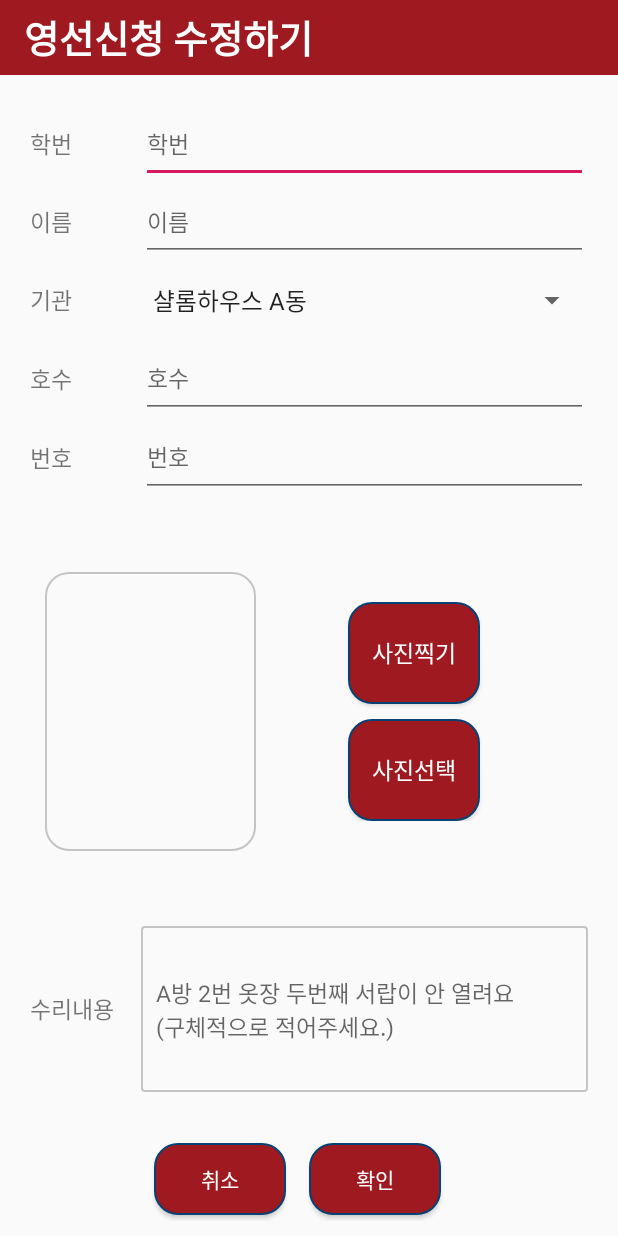
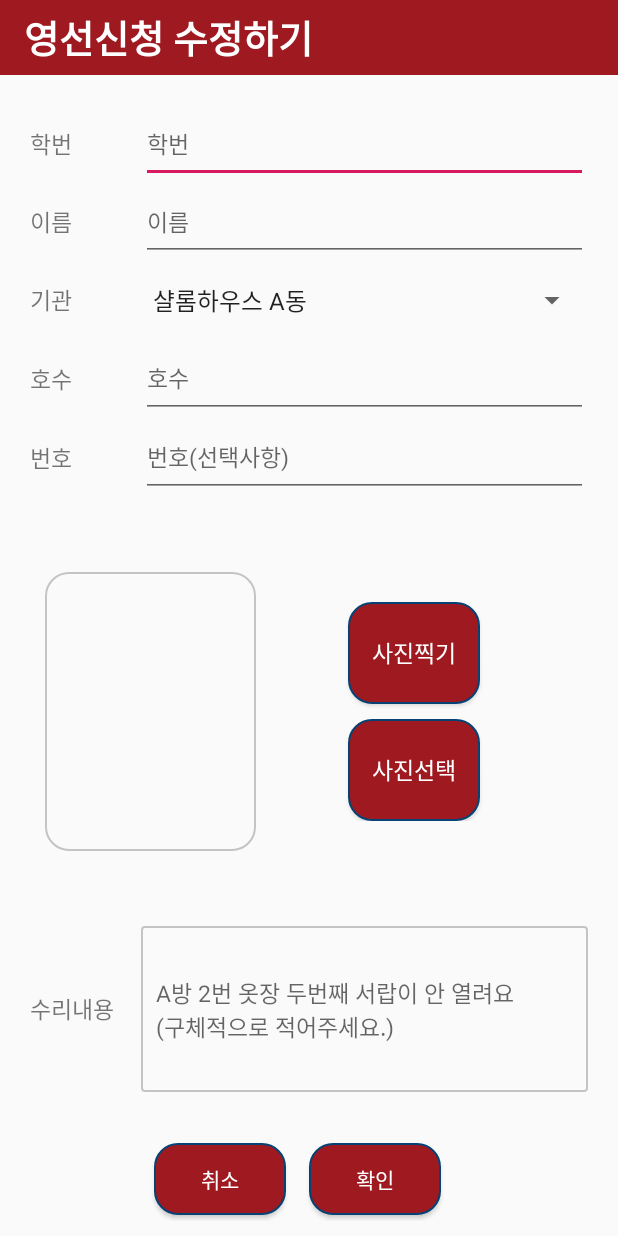
Before and after one commit to vimpizz/FixSWU, an Android app: the ModifyWriteActivity screen opened directly, with no data from a screen before it, on a phone screen of 412 x 824 dp. Run offline under Robolectric (Android 15) with nearby library versions, the phone set to English and light mode, and no system bars; our stand-ins replace Firebase (no records; nobody signed in at launch, a user with empty details on screens opened directly); 1 statement that could not run was skipped.

Commit message:
레이아웃 수정

```diff
--- a/app/src/main/java/com/swu/cho4/fixswu/ModifyWriteActivity.java
+++ b/app/src/main/java/com/swu/cho4/fixswu/ModifyWriteActivity.java
@@ -142,10 +142,10 @@ public class ModifyWriteActivity extends AppCompatActivity {
                     Toast.makeText(getApplicationContext(),"호수를 입력하세요",Toast.LENGTH_SHORT).show();
                     return;
                 }
-                else if(TextUtils.isEmpty(mEdtDeskNum.getText().toString())){
+/*                else if(TextUtils.isEmpty(mEdtDeskNum.getText().toString())){
                     Toast.makeText(getApplicationContext(),"번호를 입력하세요",Toast.LENGTH_SHORT).show();
                     return;
-                }
+                }*/
                 else if(TextUtils.isEmpty(mEdtContent.getText().toString())){
                     Toast.makeText(getApplicationContext(),"수리내용을 입력하세요",Toast.LENGTH_SHORT).show();
                     return;
@@ -160,6 +160,7 @@ public class ModifyWriteActivity extends AppCompatActivity {
                     @Override
                     public void onClick(DialogInterface dialogInterface, int i) {
                         if(mBoardBean!=null){
+                            Toast.makeText(getApplicationContext(),"Loading...", Toast.LENGTH_SHORT).show();
                             update();
                         }
                     }
--- a/app/src/main/res/layout/activity_admin_write.xml
+++ b/app/src/main/res/layout/activity_admin_write.xml
@@ -229,7 +229,8 @@
             android:hint="코멘트를 입력해주세요."
             android:textSize="15dp"
             android:inputType="textMultiLine"
-            android:maxLines="3" />
+            android:maxLines="3"
+            android:paddingLeft="10dp"/>
 
     </LinearLayout>
 
--- a/app/src/main/res/layout/activity_detail_board.xml
+++ b/app/src/main/res/layout/activity_detail_board.xml
@@ -271,7 +271,8 @@
             android:fontFamily="@font/kopubdotumbold"
             android:textSize="15dp"
             android:gravity="center|left"
-            android:background="@drawable/picture_box"/>
+            android:background="@drawable/square_box"
+            android:paddingLeft="10dp"/>
 
         <LinearLayout
             android:layout_width="0dp"
--- a/app/src/main/res/layout/activity_modify_write.xml
+++ b/app/src/main/res/layout/activity_modify_write.xml
@@ -162,7 +162,7 @@
                 android:layout_weight="8"
                 android:layout_height="match_parent"
                 android:ems="10"
-                android:hint="번호"
+                android:hint="번호(선택사항)"
                 android:inputType="textPersonName"
                 android:maxLines="1"
                 android:gravity="center|left"
@@ -181,11 +181,11 @@
         <ImageView
             android:id="@+id/imgWriteModify"
             android:layout_width="0dp"
+            android:layout_height="match_parent"
             android:layout_weight="2"
-            android:layout_height="match_parent"
+            android:contextClickable="false"
             android:scaleType="fitCenter"
-            android:src="@drawable/picture_box"
-            />
+            android:src="@drawable/picture_box" />
 
 
         <LinearLayout
--- a/app/src/main/res/layout/activity_write.xml
+++ b/app/src/main/res/layout/activity_write.xml
@@ -194,8 +194,7 @@
             android:layout_height="match_parent"
             android:layout_weight="3"
             android:scaleType="fitCenter"
-            app:srcCompat="@drawable/picture_box"
-            tools:srcCompat="@drawable/picture_box"
+            android:src="@drawable/picture_box"
             android:layout_marginLeft="10dp"/>
 
         <LinearLayout
--- a/app/src/main/res/layout/view_image.xml
+++ b/app/src/main/res/layout/view_image.xml
@@ -10,6 +10,6 @@
         android:id="@+id/imgDetail"
         android:layout_width="match_parent"
         android:layout_height="match_parent"
-        android:scaleType="fitCenter"
+        android:scaleType="fitXY"
         app:srcCompat="@drawable/heart" />
 </LinearLayout>
```
Also changed, not shown: app/src/main/res/drawable/camera_default.png (added).
